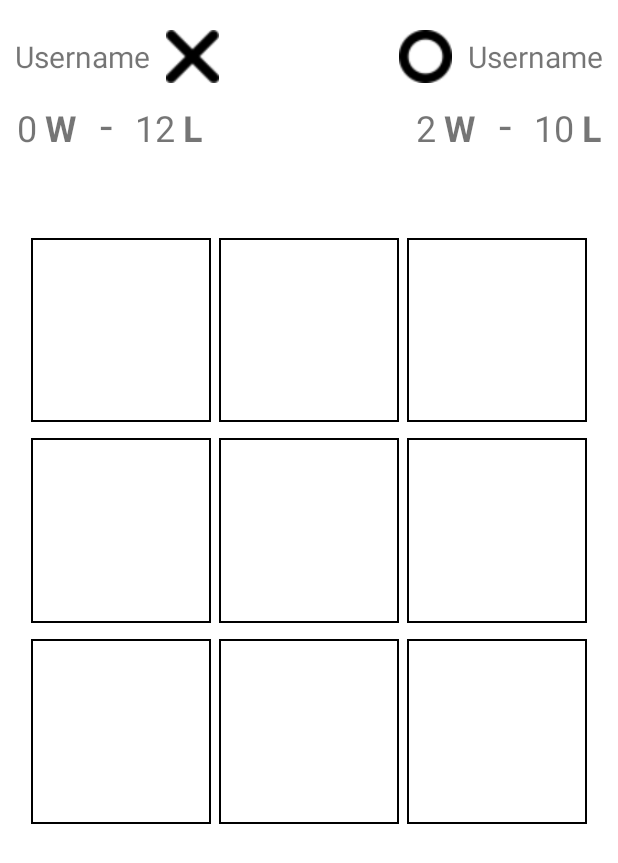
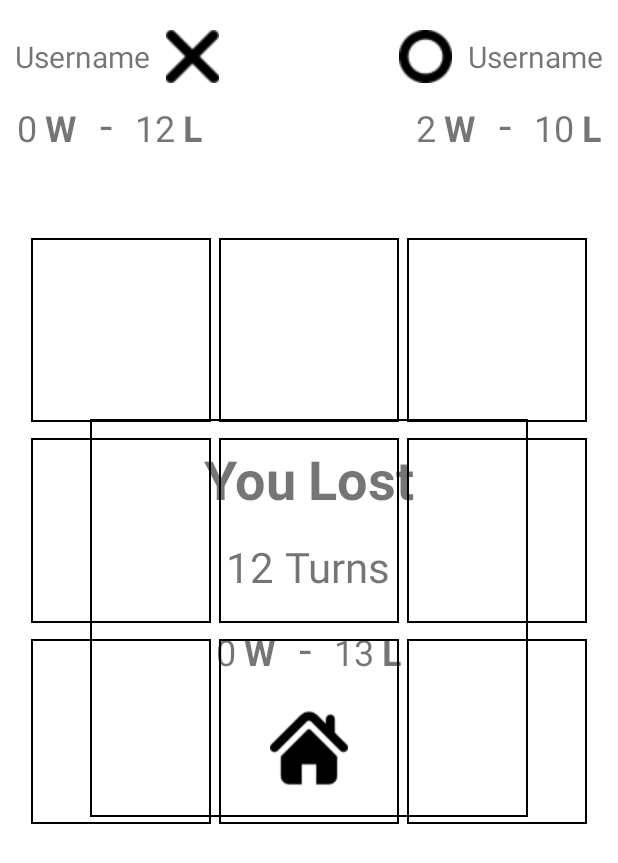
Before and after one commit to cuong11996/TicTacToeAndroid, an Android app: the layout activity_game_play.xml on its own in the app's theme, with its tools: preview values and no code run, on a phone screen of 412 x 824 dp. Shown: the top 863 px of the screen. Run offline under Robolectric (Android 15) with nearby library versions, the phone set to English and light mode, and no system bars.

Commit message:
update gameplay

```diff
--- a/app/src/main/java/com/rmit/tictactoe/GamePlay.java
+++ b/app/src/main/java/com/rmit/tictactoe/GamePlay.java
@@ -57,6 +57,15 @@ public class GamePlay extends AppCompatActivity {
     static String xEmail = "";
     static String yEmail = "";
 
+    public void setVisible(int id , boolean isVisible){
+        View aview = findViewById(id);
+        if (isVisible){
+            aview.setVisibility(View.VISIBLE);
+        }
+        else {
+            aview.setVisibility(View.INVISIBLE);
+        }
+    }
 
     @Override
     protected void onCreate(Bundle savedInstanceState) {
@@ -71,6 +80,8 @@ public class GamePlay extends AppCompatActivity {
         xEmail = intent.getStringExtra("xEmail");
         yEmail = intent.getStringExtra("yEmail");
         role = yEmail.isEmpty() ? PLAYER_X : PLAYER_O;
+
+        setVisible(R.id.popUpResult,false);
 
         isTurn = role == PLAYER_X;
         Log.i(TAG, xEmail + " " + yEmail + " " + role);
@@ -242,12 +253,49 @@ public class GamePlay extends AppCompatActivity {
     }
 
 
+    private void updateInfo(boolean isLose){
+        TextView xWinNo = findViewById(R.id.xWinNo);
+        TextView yWinNo = findViewById(R.id.yWinNo);
+        TextView xLoseNo = findViewById(R.id.xLoseNo);
+        TextView yLoseNo = findViewById(R.id.yLoseNo);
+        if (role == PLAYER_X) {
+           if (isLose){
+               int loseNo = Integer.parseInt(xLoseNo.getText().toString())+1;
+               TextView updatedLoseNo = findViewById(R.id.updatedLoseNo);
+               updatedLoseNo.setText(loseNo);
+           }
+           else{
+               int winNo = Integer.parseInt(xWinNo.getText().toString())+1;
+               TextView updatedLoseNo = findViewById(R.id.updatedWinNo);
+               updatedLoseNo.setText(winNo);
+           }
+        }
+        if (role == PLAYER_O) {
+            if (isLose){
+                int loseNo = Integer.parseInt(yLoseNo.getText().toString())+1;
+                TextView updatedLoseNo = findViewById(R.id.updatedLoseNo);
+                updatedLoseNo.setText(loseNo);
+            }
+            else{
+                int winNo = Integer.parseInt(yWinNo.getText().toString())+1;
+                TextView updatedLoseNo = findViewById(R.id.updatedWinNo);
+                updatedLoseNo.setText(winNo);
+            }
+        }
+        setVisible(R.id.popUpResult,true);
+    }
     private void handleLose() {
+        TextView gameResultTxt = findViewById(R.id.gameResultTxt);
+        gameResultTxt.setText("lost");
+        updateInfo(true);
         Toast.makeText(this, "You lost!", Toast.LENGTH_LONG).show();
     }
 
 
     private void handleWin() {
+        TextView gameResultTxt = findViewById(R.id.gameResultTxt);
+        gameResultTxt.setText("win");
+        updateInfo(false);
         Toast.makeText(this, "You won!", Toast.LENGTH_LONG).show();
     }
 
--- a/app/src/main/java/com/rmit/tictactoe/MainMenuActivity.java
+++ b/app/src/main/java/com/rmit/tictactoe/MainMenuActivity.java
@@ -180,7 +180,7 @@ public class MainMenuActivity extends AppCompatActivity {
                 });
     }
 
-    private void setVisible(int id , boolean isVisible){
+    public void setVisible(int id , boolean isVisible){
         View aview = findViewById(id);
         if (isVisible){
             aview.setVisibility(View.VISIBLE);
--- a/app/src/main/res/layout/activity_game_play.xml
+++ b/app/src/main/res/layout/activity_game_play.xml
@@ -338,122 +338,124 @@
     </LinearLayout>
 
 
-    <!--    <LinearLayout-->
-    <!--        android:background="@drawable/square"-->
-    <!--        android:orientation="vertical"-->
-    <!--        android:layout_width="match_parent"-->
-    <!--        android:layout_marginEnd="60dp"-->
-    <!--        android:layout_marginStart="60dp"-->
-    <!--        android:layout_height="wrap_content"-->
-    <!--        app:layout_constraintBottom_toBottomOf="parent"-->
-    <!--        app:layout_constraintEnd_toEndOf="parent"-->
-    <!--        app:layout_constraintStart_toStartOf="parent"-->
-    <!--        app:layout_constraintTop_toTopOf="parent">-->
+        <LinearLayout
+            android:id="@+id/popUpResult"
+            android:background="@drawable/square"
+            android:orientation="vertical"
+            android:layout_width="match_parent"
+            android:layout_marginEnd="60dp"
+            android:layout_marginStart="60dp"
+            android:layout_height="wrap_content"
+            app:layout_constraintBottom_toBottomOf="parent"
+            app:layout_constraintEnd_toEndOf="parent"
+            app:layout_constraintStart_toStartOf="parent"
+            app:layout_constraintTop_toTopOf="parent">
 
-    <!--        <LinearLayout-->
-    <!--            android:layout_width="wrap_content"-->
-    <!--            android:layout_height="wrap_content"-->
-    <!--            android:orientation="horizontal"-->
-    <!--            android:layout_marginTop="15dp"-->
-    <!--            android:layout_gravity="center">-->
+            <LinearLayout
+                android:layout_width="wrap_content"
+                android:layout_height="wrap_content"
+                android:orientation="horizontal"
+                android:layout_marginTop="15dp"
+                android:layout_gravity="center">
 
-    <!--            <TextView-->
-    <!--                android:layout_width="match_parent"-->
-    <!--                android:layout_height="wrap_content"-->
-    <!--                android:text="You"-->
-    <!--                android:textSize="36sp"-->
-    <!--                android:textStyle="bold"/>-->
+                <TextView
+                    android:layout_width="match_parent"
+                    android:layout_height="wrap_content"
+                    android:text="You"
+                    android:textSize="36sp"
+                    android:textStyle="bold"/>
 
-    <!--            <TextView-->
-    <!--                android:id="@+id/textView9"-->
-    <!--                android:layout_width="wrap_content"-->
-    <!--                android:layout_height="wrap_content"-->
-    <!--                android:text="Lost"-->
-    <!--                android:layout_marginStart="7dp"-->
-    <!--                android:textSize="36sp"-->
-    <!--                android:textStyle="bold"/>-->
-    <!--        </LinearLayout>-->
-    <!--        <LinearLayout-->
-    <!--            android:layout_width="wrap_content"-->
-    <!--            android:layout_height="wrap_content"-->
-    <!--            android:orientation="horizontal"-->
-    <!--            android:layout_gravity="center"-->
-    <!--            android:layout_marginTop="15dp">-->
+                <TextView
+                    android:id="@+id/gameResultTxt"
+                    android:layout_width="wrap_content"
+                    android:layout_height="wrap_content"
+                    android:text="Lost"
+                    android:layout_marginStart="7dp"
+                    android:textSize="36sp"
+                    android:textStyle="bold"/>
+            </LinearLayout>
+            <LinearLayout
+                android:layout_width="wrap_content"
+                android:layout_height="wrap_content"
+                android:orientation="horizontal"
+                android:layout_gravity="center"
+                android:layout_marginTop="15dp">
 
-    <!--            <TextView-->
-    <!--                android:layout_width="match_parent"-->
-    <!--                android:layout_height="wrap_content"-->
-    <!--                android:text="12"-->
-    <!--                android:layout_gravity="center"-->
-    <!--                android:textSize="28sp" />-->
+                <TextView
+                    android:id="@+id/turnNo"
+                    android:layout_width="match_parent"
+                    android:layout_height="wrap_content"
+                    android:text="12"
+                    android:layout_gravity="center"
+                    android:textSize="28sp" />
 
-    <!--            <TextView-->
-    <!--                android:layout_width="wrap_content"-->
-    <!--                android:layout_height="wrap_content"-->
-    <!--                android:text="Turns"-->
-    <!--                android:layout_gravity="center"-->
-    <!--                android:layout_marginStart="7dp"-->
-    <!--                android:textSize="28sp" />-->
+                <TextView
+                    android:layout_width="wrap_content"
+                    android:layout_height="wrap_content"
+                    android:text="Turns"
+                    android:layout_gravity="center"
+                    android:layout_marginStart="7dp"
+                    android:textSize="28sp" />
 
-    <!--        </LinearLayout>-->
+            </LinearLayout>
 
-    <!--        <LinearLayout-->
-    <!--            android:layout_width="wrap_content"-->
-    <!--            android:layout_height="wrap_content"-->
-    <!--            android:orientation="horizontal"-->
-    <!--            android:layout_gravity="center"-->
-    <!--            android:layout_marginTop="15dp"-->
-    <!--            app:layout_constraintEnd_toEndOf="parent"-->
-    <!--            app:layout_constraintStart_toStartOf="parent">-->
+            <LinearLayout
+                android:layout_width="wrap_content"
+                android:layout_height="wrap_content"
+                android:orientation="horizontal"
+                android:layout_gravity="center"
+                android:layout_marginTop="15dp"
+                app:layout_constraintEnd_toEndOf="parent"
+                app:layout_constraintStart_toStartOf="parent">
 
-    <!--            <TextView-->
-    <!--                android:id="@+id/updatedWinNo"-->
-    <!--                android:layout_width="wrap_content"-->
-    <!--                android:layout_height="wrap_content"-->
-    <!--                android:text="0"-->
-    <!--                android:textSize="24sp" />-->
+                <TextView
+                    android:id="@+id/updatedWinNo"
+                    android:layout_width="wrap_content"
+                    android:layout_height="wrap_content"
+                    android:text="0"
+                    android:textSize="24sp" />
 
-    <!--            <TextView-->
-    <!--                android:layout_width="wrap_content"-->
-    <!--                android:layout_height="wrap_content"-->
-    <!--                android:layout_marginStart="5dp"-->
-    <!--                android:text="W"-->
-    <!--                android:textSize="24sp"-->
-    <!--                android:textStyle="bold" />-->
+                <TextView
+                    android:layout_width="wrap_content"
+                    android:layout_height="wrap_content"
+                    android:layout_marginStart="5dp"
+                    android:text="W"
+                    android:textSize="24sp"
+                    android:textStyle="bold" />
 
-    <!--            <TextView-->
-    <!--                android:layout_width="wrap_content"-->
-    <!--                android:layout_height="wrap_content"-->
-    <!--                android:layout_marginStart="15dp"-->
-    <!--                android:text="-"-->
-    <!--                android:textSize="30sp" />-->
+                <TextView
+                    android:layout_width="wrap_content"
+                    android:layout_height="wrap_content"
+                    android:layout_marginStart="15dp"
+                    android:text="-"
+                    android:textSize="30sp" />
 
-    <!--            <TextView-->
-    <!--                android:id="@+id/updatedLoseNo"-->
-    <!--                android:layout_width="wrap_content"-->
-    <!--                android:layout_height="wrap_content"-->
-    <!--                android:layout_marginStart="15dp"-->
-    <!--                android:text="13"-->
-    <!--                android:textSize="24sp" />-->
+                <TextView
+                    android:id="@+id/updatedLoseNo"
+                    android:layout_width="wrap_content"
+                    android:layout_height="wrap_content"
+                    android:layout_marginStart="15dp"
+                    android:text="13"
+                    android:textSize="24sp" />
 
-    <!--            <TextView-->
-    <!--                android:layout_width="wrap_content"-->
-    <!--                android:layout_height="wrap_content"-->
-    <!--                android:layout_marginStart="5dp"-->
-    <!--                android:text="L"-->
-    <!--                android:textSize="24sp"-->
-    <!--                android:textStyle="bold" />-->
-    <!--        </LinearLayout>-->
+                <TextView
+                    android:layout_width="wrap_content"
+                    android:layout_height="wrap_content"
+                    android:layout_marginStart="5dp"
+                    android:text="L"
+                    android:textSize="24sp"
+                    android:textStyle="bold" />
+            </LinearLayout>
 
-    <!--        <ImageView-->
-    <!--            android:id="@+id/imageView2"-->
-    <!--            android:layout_width="52dp"-->
-    <!--            android:layout_height="52dp"-->
-    <!--            android:layout_marginTop="20dp"-->
-    <!--            android:layout_marginBottom="20dp"-->
-    <!--            android:layout_gravity="center"-->
-    <!--            app:srcCompat="@drawable/home" />-->
+            <ImageView
+                android:id="@+id/imageView2"
+                android:layout_width="52dp"
+                android:layout_height="52dp"
+                android:layout_marginTop="20dp"
+                android:layout_marginBottom="20dp"
+                android:layout_gravity="center"
+                app:srcCompat="@drawable/home" />
 
-    <!--    </LinearLayout>-->
+        </LinearLayout>
 
 </androidx.constraintlayout.widget.ConstraintLayout>
```
